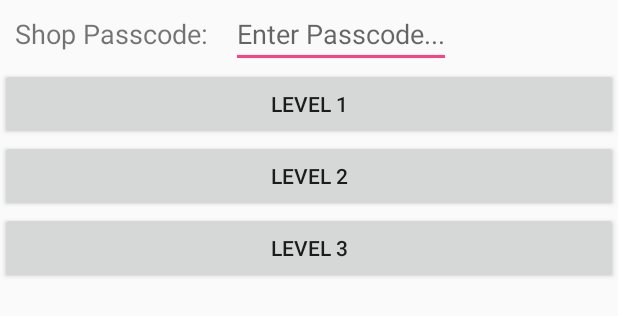
After one commit to minasedhom1/CityCenter3, an Android app: the layout pop_up_claim_points.xml on its own in the app's theme, with its tools: preview values and no code run, on a phone screen of 412 x 824 dp. The commit adds this screen. Shown: the top 316 px of the screen. Run offline under Robolectric (Android 15) with nearby library versions, the phone set to English and light mode, and no system bars; network calls fail.

Commit message:
lotalty3

```diff
--- a/app/src/main/AndroidManifest.xml
+++ b/app/src/main/AndroidManifest.xml
@@ -22,7 +22,7 @@
             android:theme="@style/AppTheme.NoActionBar">
 
         </activity>
-        <activity android:name=".classes.SplashActivity"
+        <activity android:name=".SplashActivity"
             android:theme="@style/SplashTheme"
             >
             <intent-filter>
@@ -50,6 +50,7 @@
             </intent-filter>
         </service>
         <service android:name="com.av.lenovo.sa3edny.services.BackGroundService"/>
+        <service android:name=".services.LoyaltyService"/>
     </application>
 
 </manifest>
--- a/app/src/main/java/com/av/lenovo/sa3edny/classes/LoyaltyClass.java
+++ b/app/src/main/java/com/av/lenovo/sa3edny/classes/LoyaltyClass.java
@@ -1,14 +1,15 @@
 package com.av.lenovo.sa3edny.classes;
 
+import java.io.Serializable;
 import java.util.ArrayList;
 
 /**
  * Created by Mina on 7/13/2017.
  */
 
-public class LoyaltyClass  {
+public class LoyaltyClass implements Serializable {
 
-private class PointLevel{
+public class PointLevel{
 String LevelNumber,LevelPoint,Description;
     boolean HaveLevel;
 
--- a/app/src/main/java/com/av/lenovo/sa3edny/fragments/CategoriesFragment.java
+++ b/app/src/main/java/com/av/lenovo/sa3edny/fragments/CategoriesFragment.java
@@ -117,7 +117,7 @@ public class CategoriesFragment extends Fragment {
                 Variables.catID = String.valueOf(cat.getCategoryID());
                 Fragment fragment = new ItemsFragment();
                 getFragmentManager().beginTransaction().replace(R.id.frag_holder, fragment).addToBackStack("tag").commit();
-                GetDataRequest.setUrl(Urls.URL_GET_SELECTED_CATEGORY_ITEMS+ Variables.catID ); //set the clicked cat id to fetch it's items
+                GetDataRequest.setUrl(Urls.URL_GET_SELECTED_CATEGORY_ITEMS+ Variables.catID ); //set the clicked cat shop_id to fetch it's items
                 }
 
                 return false;
--- a/app/src/main/java/com/av/lenovo/sa3edny/fragments/GrandCinema.java
+++ b/app/src/main/java/com/av/lenovo/sa3edny/fragments/GrandCinema.java
@@ -107,7 +107,7 @@ public class GrandCinema extends Fragment {
         super.onViewCreated(view, savedInstanceState);
         customListView.setGroupIndicator(null);
 
-      //   fab = (FloatingActionButton) getActivity().findViewById(R.id.fab);
+      //   fab = (FloatingActionButton) getActivity().findViewById(R.shop_id.fab);
         MainActivity.fab.setOnClickListener(new View.OnClickListener() {
             @Override
             public void onClick(View view) {
@@ -144,7 +144,7 @@ public class GrandCinema extends Fragment {
                     Variables.catID = String.valueOf(cat.getCategoryID());
                     Fragment fragment = new ItemsFragment();
                     getFragmentManager().beginTransaction().replace(R.id.frag_holder, fragment).addToBackStack("tag").commit();
-                    GetDataRequest.setUrl(Urls.URL_GET_SELECTED_CATEGORY_ITEMS+ Variables.catID ); //set the clicked cat id to fetch it's items
+                    GetDataRequest.setUrl(Urls.URL_GET_SELECTED_CATEGORY_ITEMS+ Variables.catID ); //set the clicked cat shop_id to fetch it's items
                 }
                 return false;
             }
--- a/app/src/main/java/com/av/lenovo/sa3edny/fragments/ItemsFragment.java
+++ b/app/src/main/java/com/av/lenovo/sa3edny/fragments/ItemsFragment.java
@@ -118,7 +118,7 @@ public class ItemsFragment extends Fragment {
                             itemArrayList.add(item);
                         }
 
-                        //  itemAdapter=new MyCustomListAdapter(getContext(),android.R.layout.simple_list_item_1,R.id.name2_tv,itemArrayList);
+                        //  itemAdapter=new MyCustomListAdapter(getContext(),android.R.layout.simple_list_item_1,R.shop_id.name2_tv,itemArrayList);
                         if(getContext()!=null)
                         {itemAdapter = new MyItemAdapter(getContext(), android.R.layout.simple_list_item_1, itemArrayList);
                         ItemList.setAdapter(itemAdapter);
--- /dev/null
+++ b/app/src/main/res/layout/pop_up_claim_points.xml
@@ -0,0 +1,43 @@
+<?xml version="1.0" encoding="utf-8"?>
+<LinearLayout xmlns:android="http://schemas.android.com/apk/res/android"
+    android:orientation="vertical" android:layout_width="match_parent"
+    android:layout_height="match_parent"
+    >
+    <LinearLayout
+        android:layout_marginLeft="10dp"
+        android:layout_width="match_parent"
+        android:layout_height="wrap_content"
+        android:orientation="horizontal"
+        >
+        <TextView
+            android:textSize="18sp"
+            android:layout_width="wrap_content"
+            android:layout_height="wrap_content"
+            android:text="Shop Passcode:"/>
+        <EditText
+            android:layout_marginLeft="15dp"
+            android:layout_width="wrap_content"
+            android:layout_height="wrap_content"
+            android:hint="Enter Passcode..."
+            android:id="@+id/shop_passcode_claim_points"/>
+    </LinearLayout>
+    <Button
+        android:id="@+id/level1_btn_claim_points"
+        android:layout_width="match_parent"
+        android:layout_height="wrap_content"
+        android:text="Level 1"
+        />
+
+    <Button
+        android:id="@+id/level2_btn_claim_points"
+        android:layout_width="match_parent"
+        android:layout_height="wrap_content"
+        android:text="Level 2"
+        />
+    <Button
+        android:id="@+id/level3_btn_claim_points"
+        android:layout_width="match_parent"
+        android:layout_height="wrap_content"
+        android:text="Level 3"
+        />
+</LinearLayout>
```
Also changed, not shown: app/src/main/java/com/av/lenovo/sa3edny/Assets/Urls.java (+10 -0 lines), app/src/main/java/com/av/lenovo/sa3edny/MainActivity.java (+5 -3 lines), app/src/main/java/com/av/lenovo/sa3edny/SplashActivity.java (renamed from app/src/main/java/com/av/lenovo/sa3edny/classes/SplashActivity.java, +7 -6 lines), app/src/main/java/com/av/lenovo/sa3edny/fragments/VoucherFragment.java (+131 -17 lines), app/src/main/java/com/av/lenovo/sa3edny/services/LoyaltyService.java (added, +49 -0 lines).
